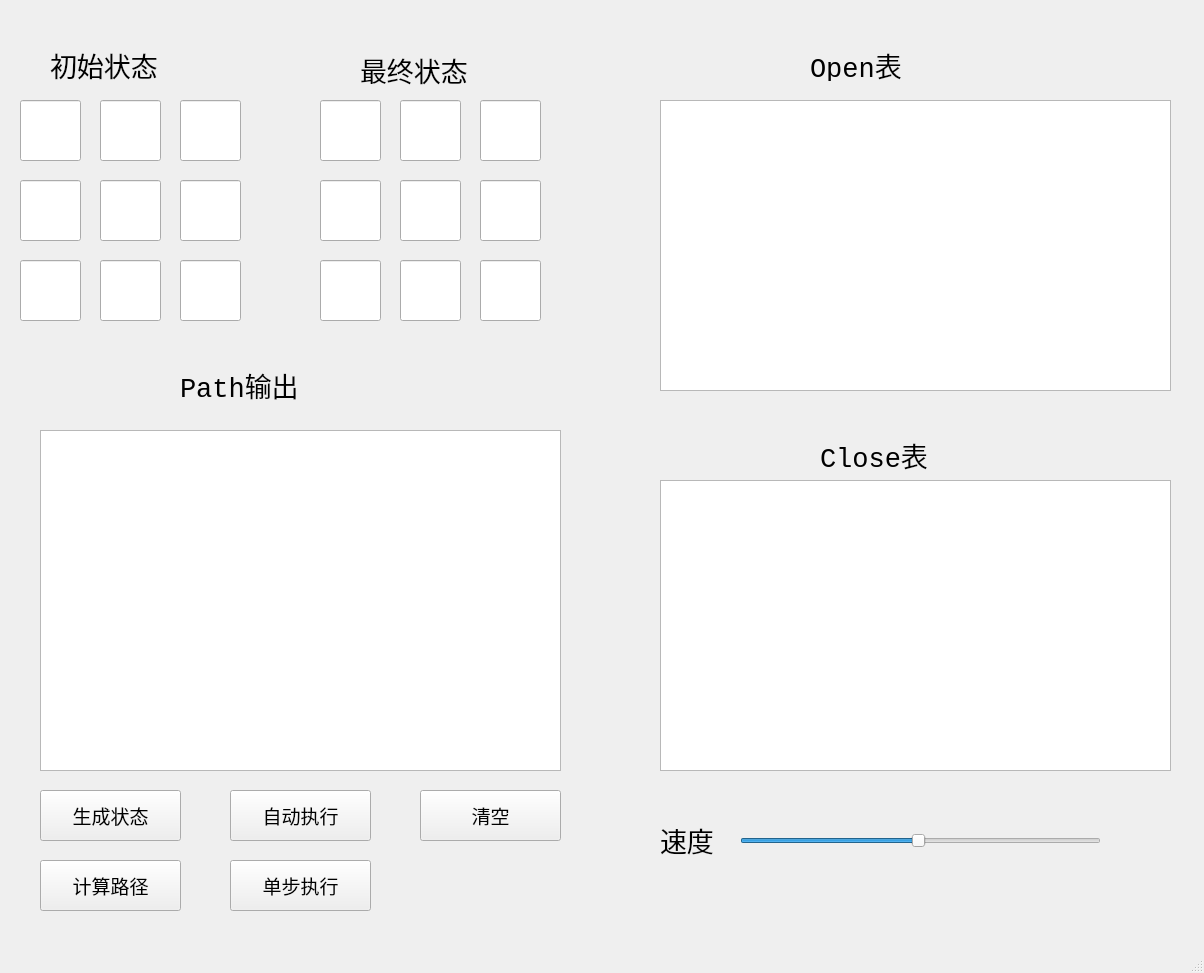
Qt form mainwindow.ui (dalao-li/Bashuma) before a commit.
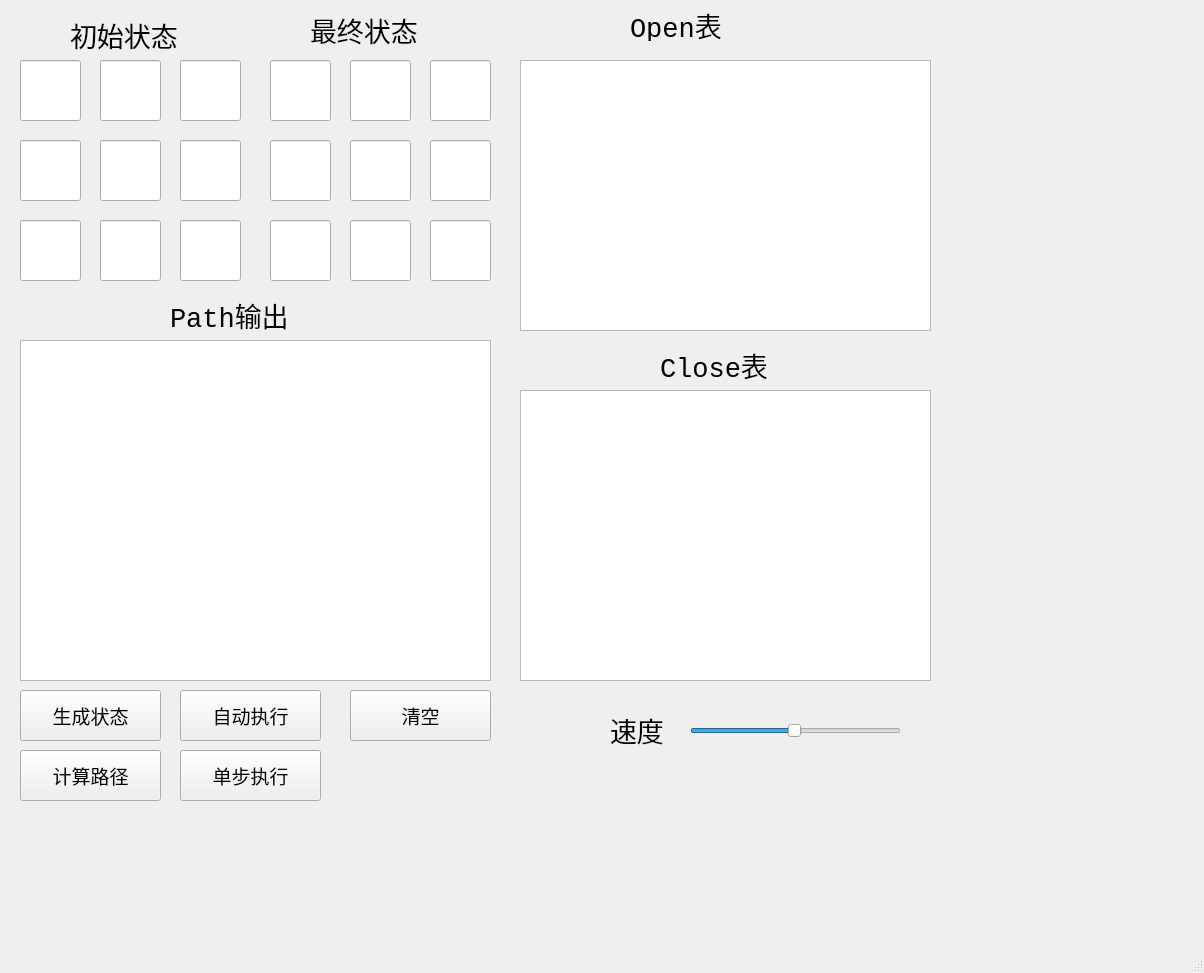
The same form after that commit.

Commit message: 修改了UI界面大小

```diff
--- a/mainwindow.ui
+++ b/mainwindow.ui
@@ -17,10 +17,10 @@
    <widget class="QTextBrowser" name="open_textBrowser">
     <property name="geometry">
      <rect>
-      <x>660</x>
-      <y>100</y>
-      <width>511</width>
-      <height>291</height>
+      <x>520</x>
+      <y>60</y>
+      <width>411</width>
+      <height>271</height>
      </rect>
     </property>
     <property name="font">
@@ -33,9 +33,9 @@
    <widget class="QTextBrowser" name="close_textBrowser">
     <property name="geometry">
      <rect>
-      <x>660</x>
-      <y>480</y>
-      <width>511</width>
+      <x>520</x>
+      <y>390</y>
+      <width>411</width>
       <height>291</height>
      </rect>
     </property>
@@ -49,9 +49,9 @@
    <widget class="QTextBrowser" name="path_textBrowser">
     <property name="geometry">
      <rect>
-      <x>40</x>
-      <y>430</y>
-      <width>521</width>
+      <x>20</x>
+      <y>340</y>
+      <width>471</width>
       <height>341</height>
      </rect>
     </property>
@@ -66,7 +66,7 @@
     <property name="geometry">
      <rect>
       <x>20</x>
-      <y>100</y>
+      <y>60</y>
       <width>61</width>
       <height>61</height>
      </rect>
@@ -85,7 +85,7 @@
     <property name="geometry">
      <rect>
       <x>100</x>
-      <y>100</y>
+      <y>60</y>
       <width>61</width>
       <height>61</height>
      </rect>
@@ -104,7 +104,7 @@
     <property name="geometry">
      <rect>
       <x>180</x>
-      <y>100</y>
+      <y>60</y>
       <width>61</width>
       <height>61</height>
      </rect>
@@ -123,7 +123,7 @@
     <property name="geometry">
      <rect>
       <x>100</x>
-      <y>180</y>
+      <y>140</y>
       <width>61</width>
       <height>61</height>
      </rect>
@@ -142,7 +142,7 @@
     <property name="geometry">
      <rect>
       <x>180</x>
-      <y>180</y>
+      <y>140</y>
       <width>61</width>
       <height>61</height>
      </rect>
@@ -161,7 +161,7 @@
     <property name="geometry">
      <rect>
       <x>20</x>
-      <y>180</y>
+      <y>140</y>
       <width>61</width>
       <height>61</height>
      </rect>
@@ -180,7 +180,7 @@
     <property name="geometry">
      <rect>
       <x>20</x>
-      <y>260</y>
+      <y>220</y>
       <width>61</width>
       <height>61</height>
      </rect>
@@ -199,7 +199,7 @@
     <property name="geometry">
      <rect>
       <x>100</x>
-      <y>260</y>
+      <y>220</y>
       <width>61</width>
       <height>61</height>
      </rect>
@@ -218,7 +218,7 @@
     <property name="geometry">
      <rect>
       <x>180</x>
-      <y>260</y>
+      <y>220</y>
       <width>61</width>
       <height>61</height>
      </rect>
@@ -236,8 +236,8 @@
    <widget class="QLineEdit" name="end_lineEdit_4">
     <property name="geometry">
      <rect>
-      <x>400</x>
-      <y>180</y>
+      <x>350</x>
+      <y>140</y>
       <width>61</width>
       <height>61</height>
      </rect>
@@ -255,8 +255,8 @@
    <widget class="QLineEdit" name="end_lineEdit_7">
     <property name="geometry">
      <rect>
-      <x>400</x>
-      <y>260</y>
+      <x>350</x>
+      <y>220</y>
       <width>61</width>
       <height>61</height>
      </rect>
@@ -274,8 +274,8 @@
    <widget class="QLineEdit" name="end_lineEdit_0">
     <property name="geometry">
      <rect>
-      <x>320</x>
-      <y>100</y>
+      <x>270</x>
+      <y>60</y>
       <width>61</width>
       <height>61</height>
      </rect>
@@ -293,8 +293,8 @@
    <widget class="QLineEdit" name="end_lineEdit_8">
     <property name="geometry">
      <rect>
-      <x>480</x>
-      <y>260</y>
+      <x>430</x>
+      <y>220</y>
       <width>61</width>
       <height>61</height>
      </rect>
@@ -312,8 +312,8 @@
    <widget class="QLineEdit" name="end_lineEdit_6">
     <property name="geometry">
      <rect>
-      <x>320</x>
-      <y>260</y>
+      <x>270</x>
+      <y>220</y>
       <width>61</width>
       <height>61</height>
      </rect>
@@ -331,8 +331,8 @@
    <widget class="QLineEdit" name="end_lineEdit_1">
     <property name="geometry">
      <rect>
-      <x>400</x>
-      <y>100</y>
+      <x>350</x>
+      <y>60</y>
       <width>61</width>
       <height>61</height>
      </rect>
@@ -350,8 +350,8 @@
    <widget class="QLineEdit" name="end_lineEdit_5">
     <property name="geometry">
      <rect>
-      <x>480</x>
-      <y>180</y>
+      <x>430</x>
+      <y>140</y>
       <width>61</width>
       <height>61</height>
      </rect>
@@ -369,8 +369,8 @@
    <widget class="QLineEdit" name="end_lineEdit_2">
     <property name="geometry">
      <rect>
-      <x>480</x>
-      <y>100</y>
+      <x>430</x>
+      <y>60</y>
       <width>61</width>
       <height>61</height>
      </rect>
@@ -388,8 +388,8 @@
    <widget class="QLineEdit" name="end_lineEdit_3">
     <property name="geometry">
      <rect>
-      <x>320</x>
-      <y>180</y>
+      <x>270</x>
+      <y>140</y>
       <width>61</width>
       <height>61</height>
      </rect>
@@ -407,8 +407,8 @@
    <widget class="QLabel" name="label">
     <property name="geometry">
      <rect>
-      <x>50</x>
-      <y>30</y>
+      <x>70</x>
+      <y>0</y>
       <width>261</width>
       <height>71</height>
      </rect>
@@ -426,8 +426,8 @@
    <widget class="QLabel" name="label_2">
     <property name="geometry">
      <rect>
-      <x>360</x>
-      <y>40</y>
+      <x>310</x>
+      <y>0</y>
       <width>251</width>
       <height>61</height>
      </rect>
@@ -445,8 +445,8 @@
    <widget class="QLabel" name="label_3">
     <property name="geometry">
      <rect>
-      <x>810</x>
-      <y>50</y>
+      <x>630</x>
+      <y>10</y>
       <width>131</width>
       <height>31</height>
      </rect>
@@ -464,8 +464,8 @@
    <widget class="QLabel" name="label_4">
     <property name="geometry">
      <rect>
-      <x>820</x>
-      <y>440</y>
+      <x>660</x>
+      <y>350</y>
       <width>131</width>
       <height>31</height>
      </rect>
@@ -483,8 +483,8 @@
    <widget class="QLabel" name="label_5">
     <property name="geometry">
      <rect>
-      <x>180</x>
-      <y>350</y>
+      <x>170</x>
+      <y>280</y>
       <width>201</width>
       <height>71</height>
      </rect>
@@ -502,8 +502,8 @@
    <widget class="QPushButton" name="strart_pushButton">
     <property name="geometry">
      <rect>
-      <x>230</x>
-      <y>790</y>
+      <x>180</x>
+      <y>690</y>
       <width>141</width>
       <height>51</height>
      </rect>
@@ -521,8 +521,8 @@
    <widget class="QPushButton" name="random_pushButton">
     <property name="geometry">
      <rect>
-      <x>40</x>
-      <y>790</y>
+      <x>20</x>
+      <y>690</y>
       <width>141</width>
       <height>51</height>
      </rect>
@@ -540,8 +540,8 @@
    <widget class="QPushButton" name="clear_pushButton">
     <property name="geometry">
      <rect>
-      <x>420</x>
-      <y>790</y>
+      <x>350</x>
+      <y>690</y>
       <width>141</width>
       <height>51</height>
      </rect>
@@ -559,8 +559,8 @@
    <widget class="QPushButton" name="sigleStep_pushButton">
     <property name="geometry">
      <rect>
-      <x>230</x>
-      <y>860</y>
+      <x>180</x>
+      <y>750</y>
       <width>141</width>
       <height>51</height>
      </rect>
@@ -578,10 +578,10 @@
    <widget class="QSlider" name="horizontalSlider">
     <property name="geometry">
      <rect>
-      <x>740</x>
-      <y>800</y>
-      <width>361</width>
-      <height>81</height>
+      <x>690</x>
+      <y>700</y>
+      <width>211</width>
+      <height>61</height>
      </rect>
     </property>
     <property name="font">
@@ -612,8 +612,8 @@
    <widget class="QPushButton" name="creatPath_pushButton">
     <property name="geometry">
      <rect>
-      <x>40</x>
-      <y>860</y>
+      <x>20</x>
+      <y>750</y>
       <width>141</width>
       <height>51</height>
      </rect>
@@ -631,8 +631,8 @@
    <widget class="QLabel" name="label_7">
     <property name="geometry">
      <rect>
-      <x>660</x>
-      <y>820</y>
+      <x>610</x>
+      <y>710</y>
       <width>81</width>
       <height>41</height>
      </rect>
```
The commit also changes 3 other files.
